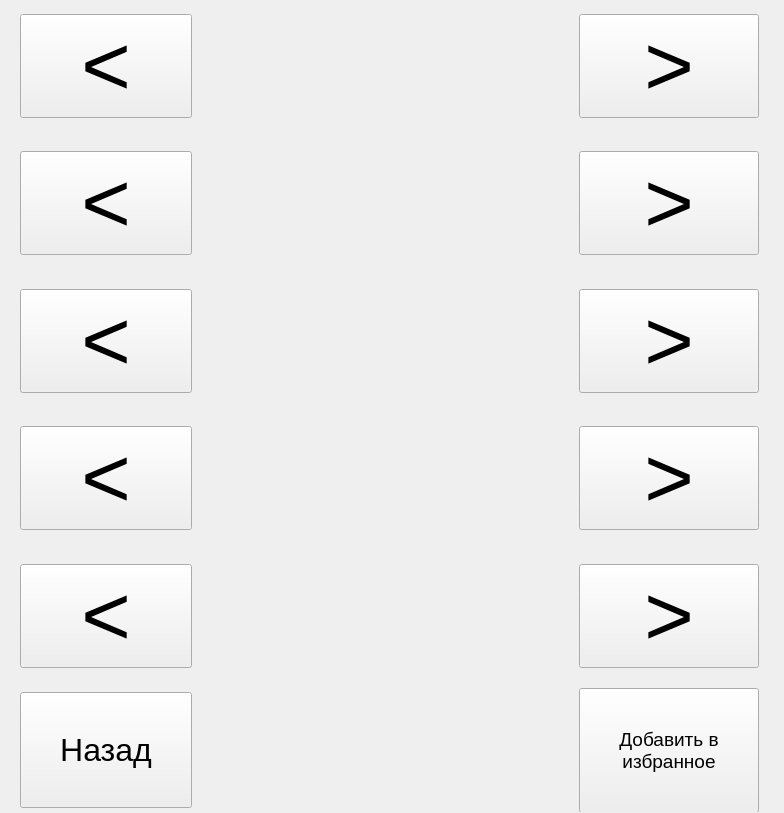
First picture: the form in styles_ui/alt.ui, repository yonglore/item-collector, before the edit.
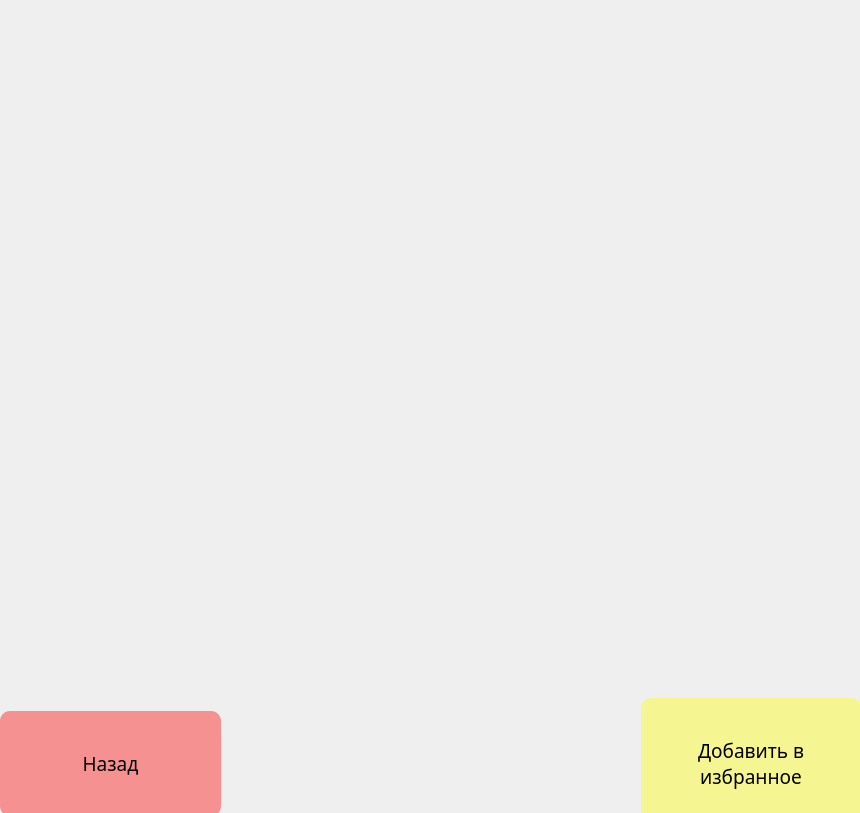
Second picture: the form after the edit.

What changed in the file:
```diff
--- a/styles_ui/alt.ui
+++ b/styles_ui/alt.ui
@@ -6,7 +6,7 @@
    <rect>
     <x>0</x>
     <y>0</y>
-    <width>784</width>
+    <width>860</width>
     <height>813</height>
    </rect>
   </property>
@@ -16,10 +16,10 @@
   <widget class="QWidget" name="layoutWidget">
    <property name="geometry">
     <rect>
-     <x>20</x>
+     <x>0</x>
      <y>0</y>
-     <width>739</width>
-     <height>812</height>
+     <width>861</width>
+     <height>828</height>
     </rect>
    </property>
    <property name="font">
@@ -38,8 +38,19 @@
         <pointsize>64</pointsize>
        </font>
       </property>
+      <property name="styleSheet">
+       <string notr="true">padding: 25;
+outline: none;
+border: none;</string>
+      </property>
       <property name="text">
-       <string>&gt;</string>
+       <string/>
+      </property>
+      <property name="iconSize">
+       <size>
+        <width>300</width>
+        <height>300</height>
+       </size>
       </property>
      </widget>
     </item>
@@ -73,8 +84,19 @@
         <pointsize>64</pointsize>
        </font>
       </property>
+      <property name="styleSheet">
+       <string notr="true">padding: 25;
+outline: none;
+border: none;</string>
+      </property>
       <property name="text">
-       <string>&gt;</string>
+       <string/>
+      </property>
+      <property name="iconSize">
+       <size>
+        <width>300</width>
+        <height>300</height>
+       </size>
       </property>
      </widget>
     </item>
@@ -85,8 +107,19 @@
         <pointsize>64</pointsize>
        </font>
       </property>
+      <property name="styleSheet">
+       <string notr="true">padding: 25;
+outline: none;
+border: none;</string>
+      </property>
       <property name="text">
-       <string>&lt;</string>
+       <string/>
+      </property>
+      <property name="iconSize">
+       <size>
+        <width>300</width>
+        <height>300</height>
+       </size>
       </property>
      </widget>
     </item>
@@ -97,8 +130,19 @@
         <pointsize>64</pointsize>
        </font>
       </property>
+      <property name="styleSheet">
+       <string notr="true">padding: 25;
+outline: none;
+border: none;</string>
+      </property>
       <property name="text">
-       <string>&lt;</string>
+       <string/>
+      </property>
+      <property name="iconSize">
+       <size>
+        <width>300</width>
+        <height>300</height>
+       </size>
       </property>
      </widget>
     </item>
@@ -109,8 +153,19 @@
         <pointsize>64</pointsize>
        </font>
       </property>
+      <property name="styleSheet">
+       <string notr="true">padding: 25;
+outline: none;
+border: none;</string>
+      </property>
       <property name="text">
-       <string>&lt;</string>
+       <string/>
+      </property>
+      <property name="iconSize">
+       <size>
+        <width>300</width>
+        <height>300</height>
+       </size>
       </property>
      </widget>
     </item>
@@ -121,8 +176,20 @@
         <pointsize>64</pointsize>
        </font>
       </property>
+      <property name="styleSheet">
+       <string notr="true">padding: 25;
+outline: none;
+border: none;
+</string>
+      </property>
       <property name="text">
-       <string>&lt;</string>
+       <string/>
+      </property>
+      <property name="iconSize">
+       <size>
+        <width>300</width>
+        <height>300</height>
+       </size>
       </property>
      </widget>
     </item>
@@ -162,8 +229,20 @@
         <pointsize>64</pointsize>
        </font>
       </property>
+      <property name="styleSheet">
+       <string notr="true">padding: 25;
+outline: none;
+border: none;
+</string>
+      </property>
       <property name="text">
-       <string>&lt;</string>
+       <string/>
+      </property>
+      <property name="iconSize">
+       <size>
+        <width>300</width>
+        <height>300</height>
+       </size>
       </property>
      </widget>
     </item>
@@ -174,8 +253,19 @@
         <pointsize>64</pointsize>
        </font>
       </property>
+      <property name="styleSheet">
+       <string notr="true">padding: 25;
+outline: none;
+border: none;</string>
+      </property>
       <property name="text">
-       <string>&gt;</string>
+       <string/>
+      </property>
+      <property name="iconSize">
+       <size>
+        <width>300</width>
+        <height>300</height>
+       </size>
       </property>
      </widget>
     </item>
@@ -209,8 +299,19 @@
         <pointsize>64</pointsize>
        </font>
       </property>
+      <property name="styleSheet">
+       <string notr="true">padding: 25;
+outline: none;
+border: none;</string>
+      </property>
       <property name="text">
-       <string>&gt;</string>
+       <string/>
+      </property>
+      <property name="iconSize">
+       <size>
+        <width>300</width>
+        <height>300</height>
+       </size>
       </property>
      </widget>
     </item>
@@ -221,8 +322,19 @@
         <pointsize>64</pointsize>
        </font>
       </property>
+      <property name="styleSheet">
+       <string notr="true">padding: 25;
+outline: none;
+border: none;</string>
+      </property>
       <property name="text">
-       <string>&gt;</string>
+       <string/>
+      </property>
+      <property name="iconSize">
+       <size>
+        <width>300</width>
+        <height>300</height>
+       </size>
       </property>
      </widget>
     </item>
@@ -282,11 +394,21 @@
      <widget class="QPushButton" name="alt_favourites">
       <property name="font">
        <font>
+        <family>Rockwell</family>
         <pointsize>14</pointsize>
        </font>
       </property>
       <property name="styleSheet">
-       <string notr="true">padding: none;</string>
+       <string notr="true">QPushButton{
+padding: none;
+border: transparent solid;
+background-color: rgba(255, 255, 0,100);
+border-radius: 10%;
+
+}
+QPushButton:hover{
+background-color: rgba(90,90,90,100);
+}</string>
       </property>
       <property name="text">
        <string>Добавить в 
@@ -298,12 +420,21 @@
      <widget class="QPushButton" name="alt_back">
       <property name="font">
        <font>
-        <pointsize>24</pointsize>
+        <family>Rockwell</family>
+        <pointsize>14</pointsize>
        </font>
       </property>
       <property name="styleSheet">
-       <string notr="true">padding: none;
-</string>
+       <string notr="true">QPushButton{
+padding: none;
+border: transparent solid;
+background-color: rgba(255, 0, 0,100);
+border-radius: 10%;
+
+}
+QPushButton:hover{
+background-color: rgba(90,90,90,100);
+}</string>
       </property>
       <property name="text">
        <string>Назад</string>
```
Left out of the diff: 58 changed lines with no effect on the pictures.
